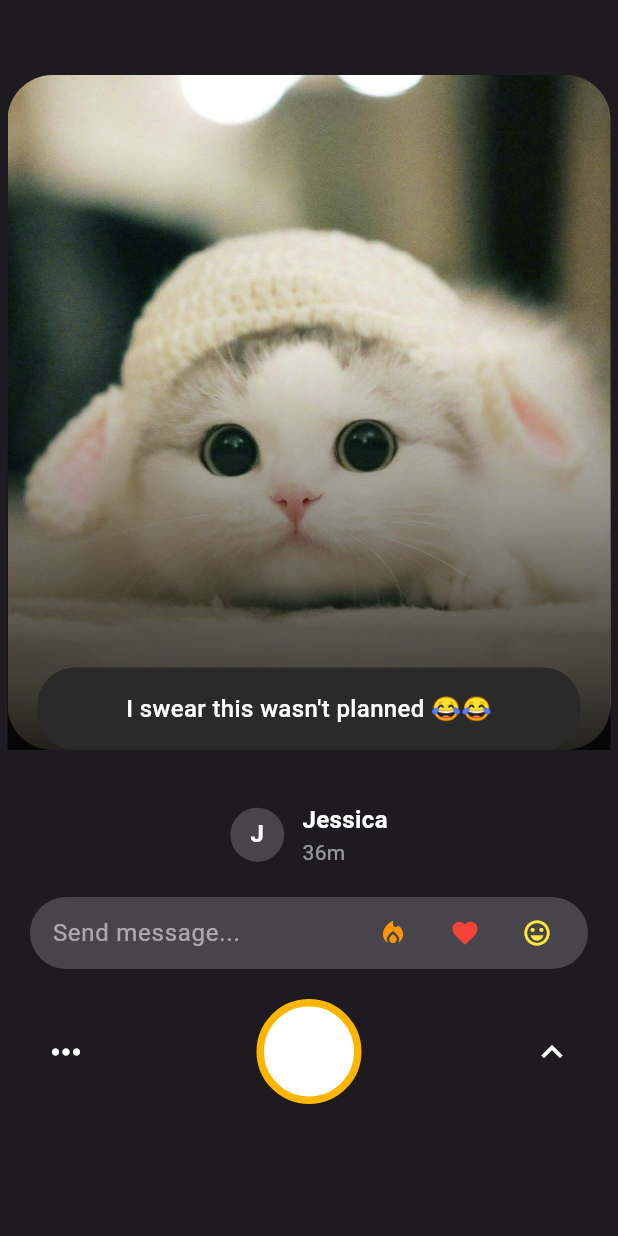
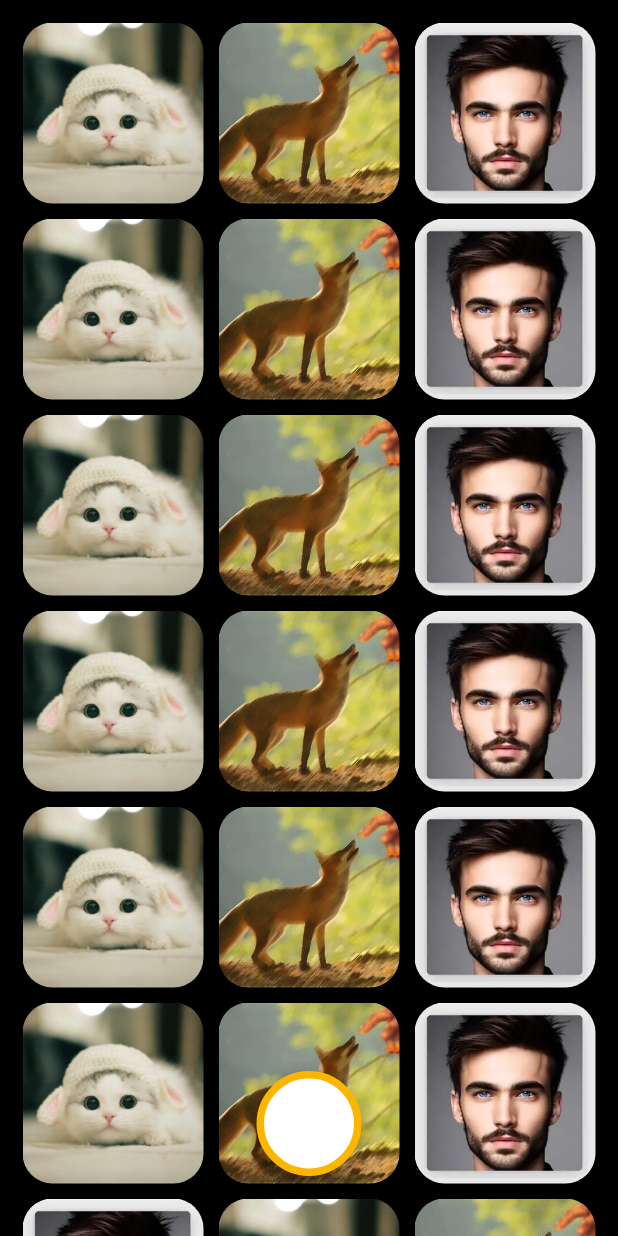
Before and after one commit to betapcode17/locketBeta, a Flutter app: the HistoryScreen screen opened directly, after a tap on the "keyboard control" icon, on a phone screen of 412 x 824 dp. Run offline on Flutter 3.47's test engine with Material 3 defaults, Android fonts, the phone set to English and light mode, and no system bars; our stand-ins replace camera, flutter_bloc.

Commit message:
update feauture history : history_grid

```diff
--- a/lib/screens/history.dart
+++ b/lib/screens/history.dart
@@ -1,5 +1,6 @@
-import 'dart:io';
 import 'package:flutter/material.dart';
+import 'package:locket_beta/settings/global.dart'; // Nếu bạn dùng biến/hàm global trong dự án
+import 'history_grid.dart'; // import file chứa HistoryGrid
 
 class HistoryScreen extends StatefulWidget {
   const HistoryScreen({super.key});
@@ -11,23 +12,34 @@ class HistoryScreen extends StatefulWidget {
 class _HistoryScreenState extends State<HistoryScreen> {
   final TextEditingController _messageController = TextEditingController();
   bool clicked = false;
+  bool showGrid = false;
+
+  @override
+  void dispose() {
+    _messageController.dispose();
+    super.dispose();
+  }
 
   @override
   Widget build(BuildContext context) {
     return Scaffold(
-      backgroundColor: const Color(0xff1d1b20),
-      body: Padding(
+      backgroundColor: showGrid ? Colors.black : const Color(0xff1d1b20),
+      body: AnimatedSwitcher(
+        duration: const Duration(milliseconds: 300),
+        child: showGrid ? _buildGridView() : _buildMainView(),
+      ),
+    );
+  }
+
+  Widget _buildMainView() {
+    return Padding(
       padding: const EdgeInsets.symmetric(vertical: 50, horizontal: 5),
       child: Column(
         children: [
-            // Header ảnh với gradient
           _buildHeader(),
-
-            // Nội dung chat
           Expanded(
             child: SingleChildScrollView(
-                padding:
-                    const EdgeInsets.symmetric(vertical: 20, horizontal: 15),
+              padding: const EdgeInsets.symmetric(vertical: 20, horizontal: 15),
               child: Column(
                 children: [
                   const SizedBox(height: 15),
@@ -43,32 +55,31 @@ class _HistoryScreenState extends State<HistoryScreen> {
           ),
         ],
       ),
-      ),
     );
   }
 
+  Widget _buildGridView() => const HistoryGrid();
+
   Widget _buildHeader() {
-    return Container(
-      height: 450, // chiều cao tổng: ảnh + bubble
+    return SizedBox(
+      height: 450,
       width: double.infinity,
       child: Stack(
-        clipBehavior: Clip.none, // cho phép bubble vượt ra khỏi ảnh nếu cần
+        clipBehavior: Clip.none,
         children: [
-          // Ảnh background
           ClipRRect(
             borderRadius: const BorderRadius.vertical(
-                top: Radius.circular(30), bottom: Radius.circular(30)),
+              top: Radius.circular(30),
+              bottom: Radius.circular(30),
+            ),
             child: Image.asset(
               "assets/images/cat_img.jpg",
               fit: BoxFit.cover,
               width: double.infinity,
-              height: double.infinity, // chiều cao ảnh riêng
+              height: double.infinity,
             ),
           ),
-
-          // Gradient overlay
           Container(
-            height: 500,
             decoration: BoxDecoration(
               gradient: LinearGradient(
                 begin: Alignment.bottomCenter,
@@ -81,10 +92,8 @@ class _HistoryScreenState extends State<HistoryScreen> {
               ),
             ),
           ),
-
-          // Message bubble nổi trên ảnh
           Positioned(
-            bottom: 0, // đẩy xuống dưới ảnh, có thể thay đổi
+            bottom: 0,
             left: 20,
             right: 20,
             child: Container(
@@ -166,12 +175,9 @@ class _HistoryScreenState extends State<HistoryScreen> {
               hintText: 'Send message...',
               hintStyle: TextStyle(color: Colors.white54),
               border: InputBorder.none,
-              contentPadding: EdgeInsets.zero,
               isDense: true,
             ),
-            onSubmitted: (value) {
-              _messageController.clear();
-            },
+            onSubmitted: (_) => _messageController.clear(),
           ),
         ),
         Positioned(
@@ -185,20 +191,17 @@ class _HistoryScreenState extends State<HistoryScreen> {
                 icon: const Icon(Icons.local_fire_department,
                     color: Colors.orange, size: 20),
                 padding: EdgeInsets.zero,
-                constraints: const BoxConstraints(),
               ),
               IconButton(
                 onPressed: () {},
                 icon: const Icon(Icons.favorite, color: Colors.red, size: 20),
                 padding: EdgeInsets.zero,
-                constraints: const BoxConstraints(),
               ),
               IconButton(
                 onPressed: () {},
                 icon: const Icon(Icons.sentiment_very_satisfied,
                     color: Colors.yellow, size: 20),
                 padding: EdgeInsets.zero,
-                constraints: const BoxConstraints(),
               ),
             ],
           ),
@@ -212,15 +215,11 @@ class _HistoryScreenState extends State<HistoryScreen> {
       mainAxisAlignment: MainAxisAlignment.spaceBetween,
       children: [
         IconButton(
-          onPressed: () {},
+          onPressed: () => setState(() => showGrid = !showGrid),
           icon: const Icon(Icons.more_horiz, color: Colors.white, size: 28),
         ),
         GestureDetector(
-          onTap: () {
-            setState(() {
-              clicked = !clicked;
-            });
-          },
+          onTap: () => setState(() => clicked = !clicked),
           child: AnimatedContainer(
             duration: const Duration(milliseconds: 100),
             width: clicked ? 50 : 70,
--- /dev/null
+++ b/lib/screens/history_grid.dart
@@ -0,0 +1,113 @@
+import 'package:flutter/material.dart';
+import 'package:locket_beta/screens/home.dart';
+
+class HistoryGrid extends StatelessWidget {
+  const HistoryGrid({super.key});
+
+  @override
+  Widget build(BuildContext context) {
+    final List<String> images = [
+      'assets/images/cat_img.jpg',
+      'assets/images/fox.jpg',
+      'assets/images/man.jpg',
+      'assets/images/cat_img.jpg',
+      'assets/images/fox.jpg',
+      'assets/images/man.jpg',
+      'assets/images/cat_img.jpg',
+      'assets/images/fox.jpg',
+      'assets/images/man.jpg',
+      'assets/images/cat_img.jpg',
+      'assets/images/fox.jpg',
+      'assets/images/man.jpg',
+      'assets/images/cat_img.jpg',
+      'assets/images/fox.jpg',
+      'assets/images/man.jpg',
+      'assets/images/cat_img.jpg',
+      'assets/images/fox.jpg',
+      'assets/images/man.jpg',
+      'assets/images/man.jpg',
+      'assets/images/cat_img.jpg',
+      'assets/images/fox.jpg',
+      'assets/images/man.jpg',
+    ];
+
+    return Scaffold(
+      backgroundColor: Colors.black,
+      body: Stack(
+        children: [
+          // --- GridView có thể cuộn ---
+          SafeArea(
+            child: GridView.builder(
+              padding: const EdgeInsets.all(15),
+              scrollDirection: Axis.vertical,
+              physics: const BouncingScrollPhysics(),
+              gridDelegate: const SliverGridDelegateWithFixedCrossAxisCount(
+                crossAxisCount: 3,
+                crossAxisSpacing: 10,
+                mainAxisSpacing: 10,
+              ),
+              itemCount: images.length,
+              itemBuilder: (context, index) {
+                final path = images[index];
+                return ClipRRect(
+                  borderRadius: BorderRadius.circular(20),
+                  child: Image.asset(
+                    path,
+                    fit: BoxFit.cover,
+                    errorBuilder: (context, error, stackTrace) {
+                      debugPrint('Error loading $path: $error');
+                      return Container(
+                        color: Colors.grey[800],
+                        child: const Icon(Icons.error, color: Colors.red),
+                      );
+                    },
+                  ),
+                );
+              },
+            ),
+          ),
+
+          // --- Nút tròn nổi (không di chuyển khi scroll) ---
+          Positioned(
+            bottom: 40, // cách mép dưới
+            left: 0,
+            right: 0,
+            child: Center(
+              child: GestureDetector(
+                onTap: () {
+                  // Chuyển hướng sang HomeScreen
+                  Navigator.push(
+                    context,
+                    MaterialPageRoute(
+                      builder: (context) => const HomeScreen(),
+                    ),
+                  );
+                },
+                child: AnimatedContainer(
+                  duration: const Duration(milliseconds: 150),
+                  width: 70,
+                  height: 70,
+                  decoration: BoxDecoration(
+                    color: Colors.white,
+                    shape: BoxShape.circle,
+                    border: Border.all(
+                      color: const Color(0xffFCB600),
+                      width: 5,
+                    ),
+                    boxShadow: [
+                      BoxShadow(
+                        color: Colors.black.withOpacity(0.4),
+                        blurRadius: 10,
+                        offset: const Offset(0, 5),
+                      ),
+                    ],
+                  ),
+                ),
+              ),
+            ),
+          ),
+        ],
+      ),
+    );
+  }
+}
--- a/lib/screens/home.dart
+++ b/lib/screens/home.dart
@@ -356,7 +356,6 @@ class _HomeScreenState extends State<HomeScreen> {
               ),
             );
           } else {
-            // Trang history
             return HistoryScreen();
           }
         },
--- a/pubspec.yaml
+++ b/pubspec.yaml
@@ -60,7 +60,9 @@ flutter:
   uses-material-design: true
   assets:
     - assets/images/
-
+    - assets/images/cat_img.jpg
+    - assets/images/man.jpg
+    - assets/images/fox.jpg
 
   # To add assets to your application, add an assets section, like this:
   # assets:
```
Also changed, not shown: assets/images/fox.jpg (added), assets/images/man.jpg (added). Lines whose indentation alone changed are shown as unchanged.
